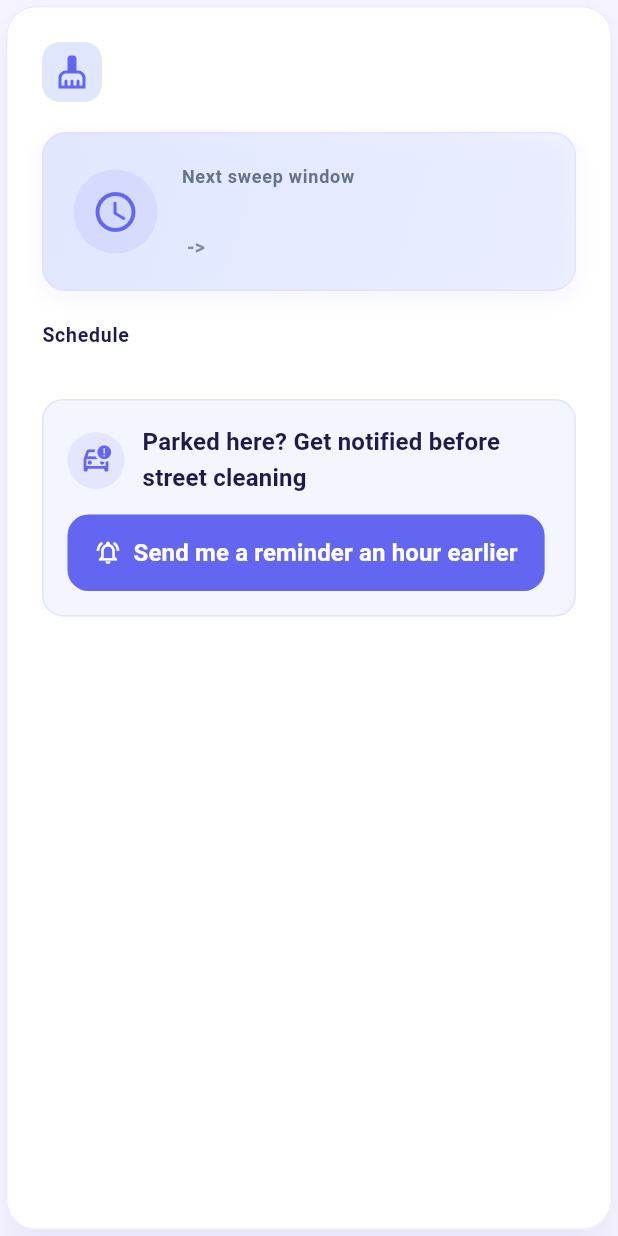
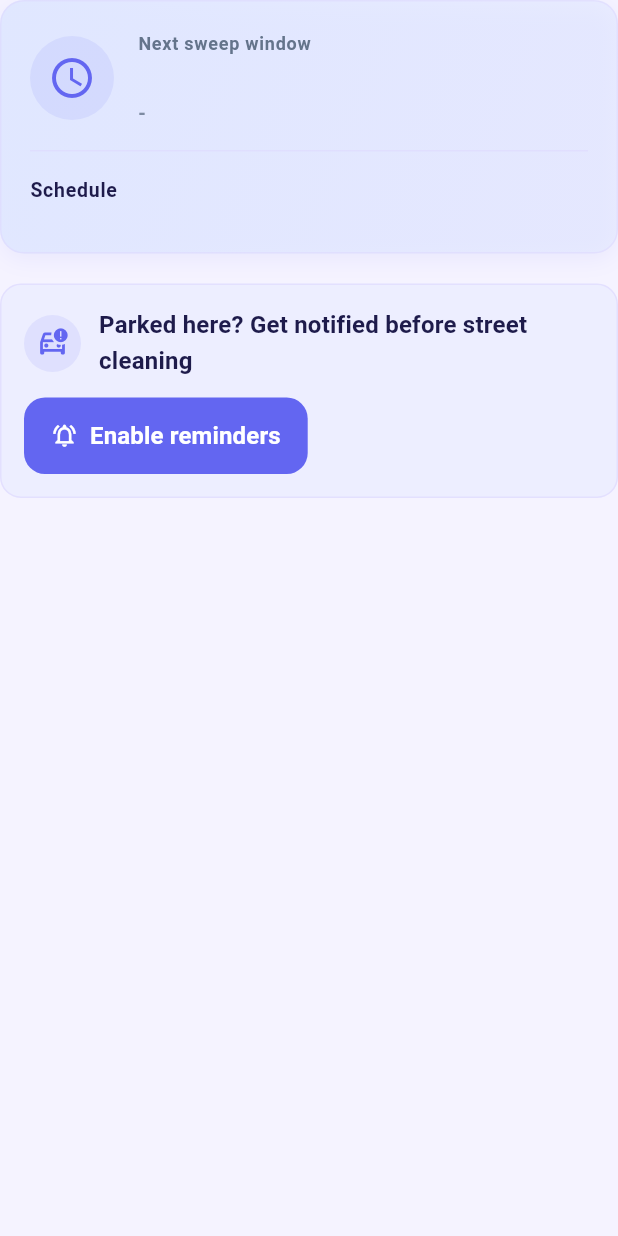
Before and after one commit to elucherini/sweep-dreams, a Flutter app: the ScheduleCard widget shown alone on an empty page, opened directly with empty values, on a phone screen of 412 x 824 dp. Run offline on Flutter 3.47's test engine with Material 3 defaults, Android fonts, the phone set to English and light mode, and no system bars; our stand-ins replace firebase_core, firebase_messaging, geolocator; missing offline and left inert: dart:html; accounts and stored records are empty.

Commit message:
Frontend revamp

```diff
--- /dev/null
+++ b/flutter_app/devtools_options.yaml
@@ -0,0 +1,3 @@
+description: This file stores settings for Dart & Flutter DevTools.
+documentation: https://docs.flutter.dev/tools/devtools/extensions#configure-extension-enablement-states
+extensions:
--- a/flutter_app/lib/main.dart
+++ b/flutter_app/lib/main.dart
@@ -1,23 +1,48 @@
 import 'package:flutter/material.dart';
+import 'package:flutter/foundation.dart';
 import 'package:provider/provider.dart';
 import 'screens/home_screen.dart';
 import 'services/api_service.dart';
 import 'theme/app_theme.dart';
 import 'package:firebase_core/firebase_core.dart';
+import 'package:firebase_messaging/firebase_messaging.dart';
 import 'firebase_options.dart';
+
+/// Whether Firebase/notifications are enabled on this platform.
+/// Only web is configured; disable on iOS simulator and other native platforms.
+bool get _notificationsEnabled => kIsWeb;
 
 Future<void> main() async {
   WidgetsFlutterBinding.ensureInitialized();
 
-  await Firebase.initializeApp(
-    options: DefaultFirebaseOptions.currentPlatform,
-  );
+  if (_notificationsEnabled) {
+    await Firebase.initializeApp(
+      options: DefaultFirebaseOptions.currentPlatform,
+    );
+  }
 
   runApp(const SweepDreamsApp());
 }
 
-class SweepDreamsApp extends StatelessWidget {
+class SweepDreamsApp extends StatefulWidget {
   const SweepDreamsApp({super.key});
+
+  @override
+  State<SweepDreamsApp> createState() => _SweepDreamsAppState();
+}
+
+class _SweepDreamsAppState extends State<SweepDreamsApp> {
+  @override
+  void initState() {
+    super.initState();
+
+    // Listen for foreground messages (only when notifications are enabled)
+    if (_notificationsEnabled) {
+      FirebaseMessaging.onMessage.listen((RemoteMessage message) {
+        debugPrint('onMessage: ${message.notification?.title} / ${message.data}');
+      });
+    }
+  }
 
   @override
   Widget build(BuildContext context) {
--- a/flutter_app/lib/widgets/schedule_card.dart
+++ b/flutter_app/lib/widgets/schedule_card.dart
@@ -88,9 +88,9 @@ class _ScheduleCardState extends State<ScheduleCard> {
       final startTime = startTimeFormatter.format(startDateTime.toLocal()).toLowerCase();
       final endTime = endTimeFormatter.format(endDateTime.toLocal()).toLowerCase();
 
-      return '$datePart at $startTime->$endTime';
+      return '$datePart $startTime-$endTime';
     } catch (e) {
-      return '$startIso -> $endIso';
+      return '$startIso-$endIso';
     }
   }
 
@@ -101,7 +101,7 @@ class _ScheduleCardState extends State<ScheduleCard> {
       final difference = startDateTime.difference(now);
 
       if (difference.isNegative) {
-        return '';
+        return 'now';
       }
 
       final totalHours = difference.inHours;
@@ -183,8 +183,6 @@ class _ScheduleCardState extends State<ScheduleCard> {
         );
         return;
       }
-
-      log('FCM token: $token');
       if (!mounted) return;
 
       setState(() {
@@ -232,71 +230,20 @@ class _ScheduleCardState extends State<ScheduleCard> {
 
   @override
   Widget build(BuildContext context) {
-    final schedule = widget.scheduleEntry.schedule;
-
-    return Card(
-      elevation: 12,
-      shadowColor: AppTheme.primaryColor.withOpacity(0.12),
-      shape: RoundedRectangleBorder(
-        borderRadius: BorderRadius.circular(20),
-        side: BorderSide(color: AppTheme.border.withOpacity(0.5)),
-      ),
-      child: Container(
-        decoration: BoxDecoration(
-          borderRadius: BorderRadius.circular(20),
-          gradient: LinearGradient(
-            begin: Alignment.topLeft,
-            end: Alignment.bottomRight,
-            colors: [
-              AppTheme.surface,
-              AppTheme.surface.withOpacity(0.98),
-            ],
-          ),
-        ),
-        child: Padding(
-          padding: const EdgeInsets.all(24),
-          child: Column(
+    return Column(
       crossAxisAlignment: CrossAxisAlignment.start,
       children: [
-              Row(
-                children: [
-                  Container(
-                    padding: const EdgeInsets.all(8),
-                    decoration: BoxDecoration(
-                      color: AppTheme.primarySoft,
-                      borderRadius: BorderRadius.circular(12),
-                    ),
-                    child: const Icon(
-                      Icons.cleaning_services,
-                      color: AppTheme.primaryColor,
-                      size: 24,
-                    ),
-                  ),
-                  const SizedBox(width: 12),
-                  Expanded(
-                    child: Text(
-                      schedule.label,
-                      style: Theme.of(context).textTheme.titleLarge,
-                    ),
-                  ),
-                ],
-              ),
-              const SizedBox(height: 20),
-              _buildNextSweepInfo(),
-              const SizedBox(height: 20),
-              _buildDetailsGrid(),
+        _buildSweepInfoWithDetails(),
         const SizedBox(height: 20),
         _buildNotificationSection(),
       ],
-          ),
-        ),
-      ),
     );
   }
 
-  Widget _buildNextSweepInfo() {
-    return Container(
-      padding: const EdgeInsets.all(20),
+  Widget _buildSweepInfoWithDetails() {
+    final schedule = widget.scheduleEntry.schedule;
+
+    return DecoratedBox(
       decoration: BoxDecoration(
         gradient: LinearGradient(
           begin: Alignment.topLeft,
@@ -316,18 +263,26 @@ class _ScheduleCardState extends State<ScheduleCard> {
           ),
         ],
       ),
-      child: Row(
+      child: Padding(
+        padding: const EdgeInsets.all(20),
+        child: Column(
+          crossAxisAlignment: CrossAxisAlignment.start,
           children: [
-          Container(
-            padding: const EdgeInsets.all(12),
+            // Sweep info section
+            Row(
+              children: [
+                DecoratedBox(
                   decoration: BoxDecoration(
                     color: AppTheme.primaryColor.withOpacity(0.1),
                     shape: BoxShape.circle,
                   ),
-            child: const Icon(
+                  child: const Padding(
+                    padding: EdgeInsets.all(12),
+                    child: Icon(
                       Icons.schedule,
                       color: AppTheme.primaryColor,
                       size: 32,
+                    ),
                   ),
                 ),
                 const SizedBox(width: 16),
@@ -371,15 +326,15 @@ class _ScheduleCardState extends State<ScheduleCard> {
                 ),
               ],
             ),
-    );
-  }
-
-  Widget _buildDetailsGrid() {
-    final schedule = widget.scheduleEntry.schedule;
-
-    return Column(
-      crossAxisAlignment: CrossAxisAlignment.start,
-      children: [
+            // Divider
+            Padding(
+              padding: const EdgeInsets.symmetric(vertical: 16),
+              child: Divider(
+                color: AppTheme.border.withOpacity(0.5),
+                height: 1,
+              ),
+            ),
+            // Details grid section
             Text(
               'Schedule',
               style: const TextStyle(
@@ -427,33 +382,37 @@ class _ScheduleCardState extends State<ScheduleCard> {
               );
             }),
           ],
+        ),
+      ),
     );
   }
 
   Widget _buildNotificationSection() {
-    return Container(
-      width: double.infinity,
-      padding: const EdgeInsets.all(16),
+    return DecoratedBox(
       decoration: BoxDecoration(
         color: AppTheme.primarySoft.withOpacity(0.4),
         borderRadius: BorderRadius.circular(14),
         border: Border.all(color: AppTheme.border.withOpacity(0.6)),
       ),
+      child: Padding(
+        padding: const EdgeInsets.all(16),
         child: Column(
           crossAxisAlignment: CrossAxisAlignment.start,
           children: [
             Row(
               children: [
-              Container(
-                padding: const EdgeInsets.all(8),
+                DecoratedBox(
                   decoration: BoxDecoration(
                     color: AppTheme.primaryColor.withOpacity(0.1),
                     shape: BoxShape.circle,
                   ),
-                child: const Icon(
+                  child: const Padding(
+                    padding: EdgeInsets.all(8),
+                    child: Icon(
                       Icons.car_crash_outlined,
                       color: AppTheme.primaryColor,
                       size: 22,
+                    ),
                   ),
                 ),
                 const SizedBox(width: 12),
@@ -507,7 +466,7 @@ class _ScheduleCardState extends State<ScheduleCard> {
                       ? 'Requesting permission...'
                       : (_token != null
                           ? 'Retry enabling notifications'
-                        : 'Send me a reminder an hour earlier'),
+                          : 'Enable reminders'),
                 ),
                 style: FilledButton.styleFrom(
                   backgroundColor: AppTheme.primaryColor,
@@ -520,6 +479,7 @@ class _ScheduleCardState extends State<ScheduleCard> {
               ),
           ],
         ),
+      ),
     );
   }
 }
```
Also changed, not shown: flutter_app/lib/screens/home_screen.dart (+171 -115 lines), flutter_app/firebase.json, 11 other files. Lines whose indentation alone changed are shown as unchanged.
